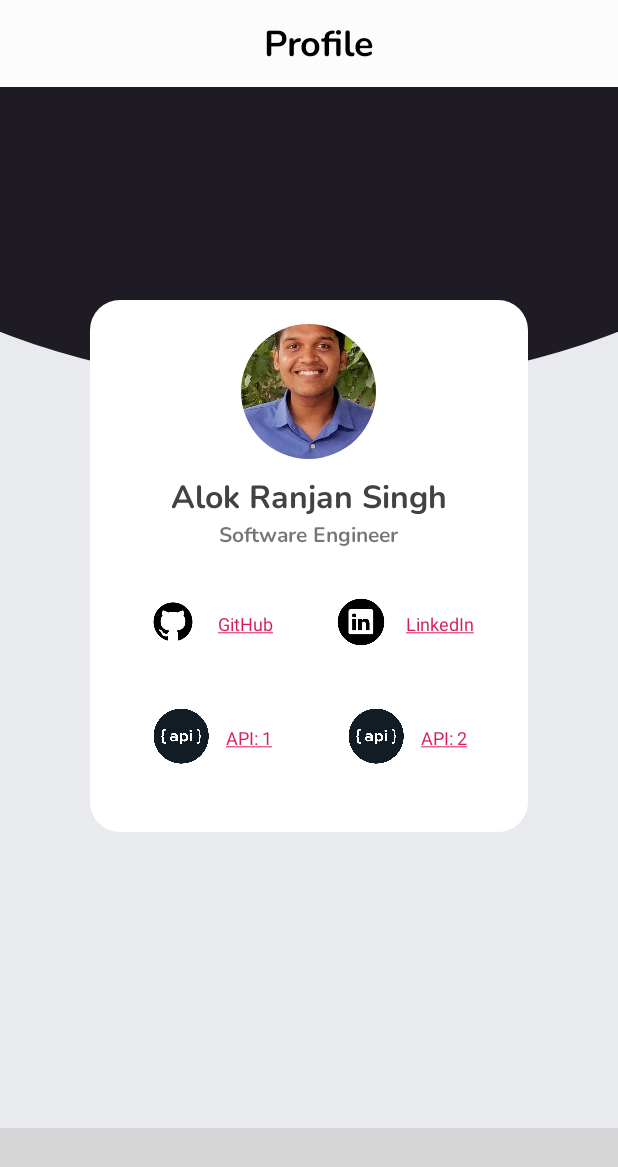
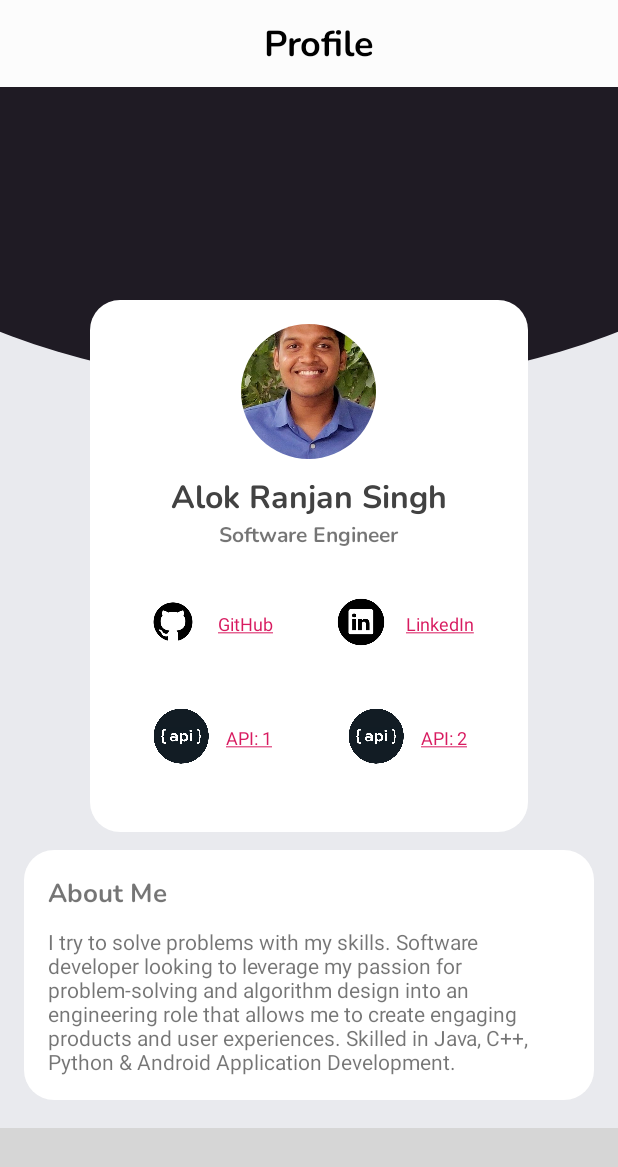
Before and after one commit to AlokRanjanSingh4/Pandemic, an Android app: the fragment ProfileFragment placed in its activity, on a phone screen of 412 x 824 dp. Shown: the top 1167 px of the screen. Run offline under Robolectric (Android 15) with nearby library versions, the phone set to English and light mode, and no system bars; our stand-ins replace CircleImageView, Volley; libraries missing offline, so code that uses them is left out: com.ismaeldivita.chipnavigation; plain views replace ChipNavigationBar; network calls fail; 2 statements that could not run were skipped; grey boxes are pictures that could not be loaded.

Commit message:
Commit New 3

```diff
--- a/app/src/main/res/layout/fragment_profile.xml
+++ b/app/src/main/res/layout/fragment_profile.xml
@@ -37,6 +37,7 @@
 
 
     <LinearLayout
+        android:id="@+id/front"
         android:layout_marginLeft="60dp"
         android:layout_marginRight="60dp"
         android:layout_marginTop="200dp"
@@ -226,10 +227,55 @@
 
         </LinearLayout>
 
-
-
+    </LinearLayout>
 
     </LinearLayout>
+
+    <LinearLayout
+        android:layout_marginLeft="16dp"
+        android:layout_marginRight="16dp"
+        android:layout_marginTop="12dp"
+        android:layout_below="@id/front"
+        android:layout_width="match_parent"
+        android:layout_height="wrap_content"
+        android:background="@drawable/circularbordersolid"
+        android:orientation="vertical"
+        android:padding="16dp">
+
+        <LinearLayout
+            android:layout_width="match_parent"
+            android:layout_height="wrap_content"
+            android:orientation="vertical">
+
+            <LinearLayout
+                android:layout_width="match_parent"
+                android:layout_height="wrap_content">
+
+                <TextView
+                    android:layout_width="wrap_content"
+                    android:layout_height="wrap_content"
+                    android:text="@string/about_me"
+                    android:fontFamily="@font/nunito_bold"
+                    android:textSize="17sp"
+                    android:textStyle="bold" />
+
+                <Space
+                    android:layout_width="wrap_content"
+                    android:layout_height="wrap_content"
+                    android:layout_weight="1" />
+
+            </LinearLayout>
+
+            <ScrollView
+                android:layout_width="match_parent"
+                android:layout_height="match_parent">
+                <TextView
+                    android:layout_width="wrap_content"
+                    android:layout_height="wrap_content"
+                    android:layout_marginTop="10dp"
+                    android:text="@string/my_desc" />
+            </ScrollView>
+        </LinearLayout>
 
     </LinearLayout>
 
--- a/app/src/main/res/values/strings.xml
+++ b/app/src/main/res/values/strings.xml
@@ -10,7 +10,7 @@
 
     <string name="job_success">Job Success</string>
     <string name="ui_ux_designer">UI/UX Designer</string>
-    <string name="my_desc">Doing at the sweet spot between aesthetics and elegance to give life to your brand.My opinion belong to nobody but myself.</string>
+    <string name="my_desc"> I try to solve problems with my skills. Software developer looking to leverage my passion for problem-solving and algorithm design into an engineering role that allows me to create engaging products and user experiences. Skilled in Java, C++, Python &amp; Android Application Development. </string>
     <string name="about_me">About Me</string>
     <string name="contact">Contact</string>
     <string name="skills">Skills</string>
```
